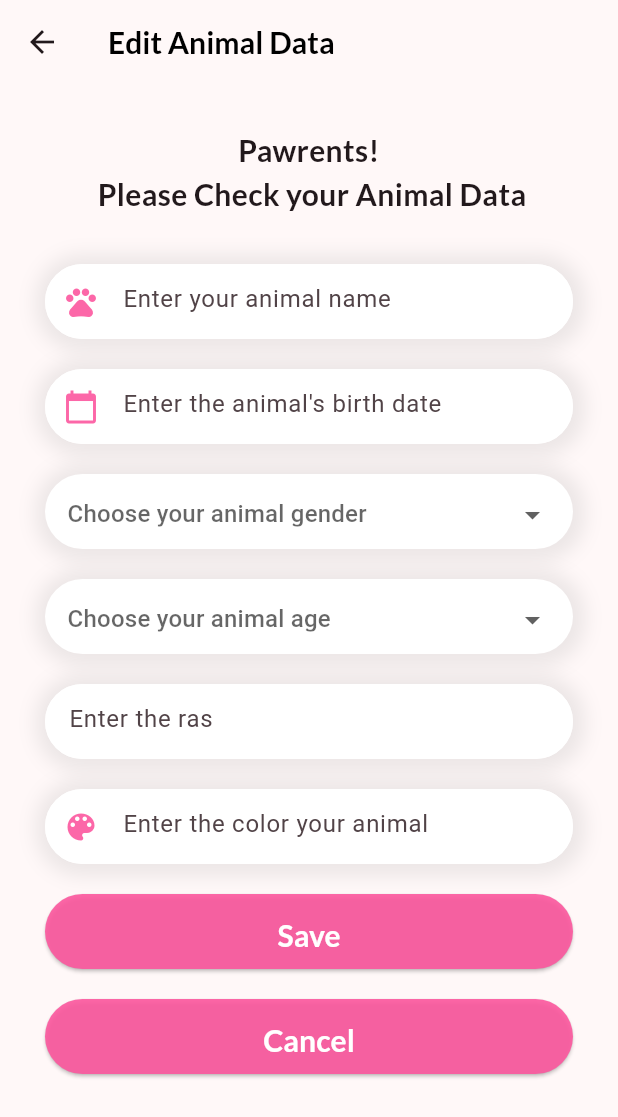
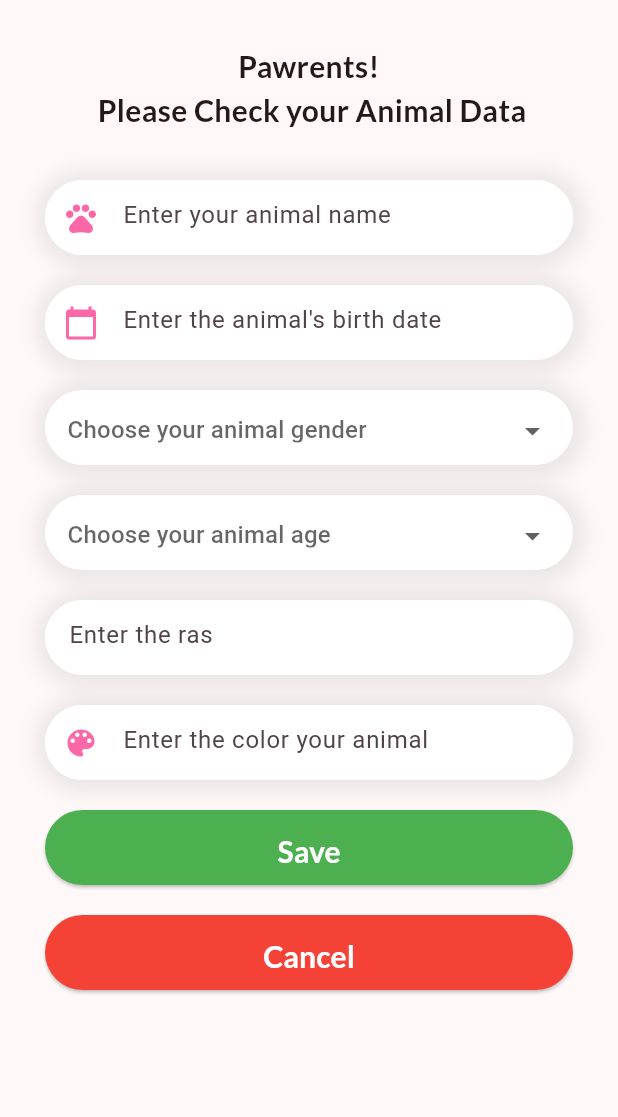
Before and after one commit to Tiarasekarsini/067_AloAnimal, a Flutter app: the EditAnimal screen opened directly, on a phone screen of 412 x 824 dp. Shown: the top 1117 px of the screen. Run offline on Flutter 3.47's test engine with Material 2 defaults, Android fonts, the phone set to English and light mode, and no system bars; our stand-ins replace awesome_dialog, cloud_firestore, firebase_auth, firebase_core, fluttertoast, google_fonts and 1 more; accounts and stored records are empty.

Commit message:
edit elevated button color and Navigation in edit and add animal data

```diff
--- a/lib/view/animaldata/edit_animal.dart
+++ b/lib/view/animaldata/edit_animal.dart
@@ -66,18 +66,6 @@ class _EditAnimalState extends State<EditAnimal> {
   @override
   Widget build(BuildContext context) {
     return Scaffold(
-        appBar: AppBar(
-          title: const Text('Edit Animal Data'),
-          titleTextStyle: GoogleFonts.lato(
-              fontSize: 20, fontWeight: FontWeight.bold, color: Colors.black),
-          leading: IconButton(
-            icon: Icon(Icons.arrow_back),
-            onPressed: () {
-              Navigator.pushReplacement(
-                  context, MaterialPageRoute(builder: (context) => HomePage()));
-            },
-          ),
-        ),
         body: SingleChildScrollView(
             padding: const EdgeInsets.all(20),
             child: Form(
@@ -338,7 +326,7 @@ class _EditAnimalState extends State<EditAnimal> {
                         const EdgeInsets.only(top: 520, left: 10, right: 10),
                     child: ElevatedButton(
                       style: ElevatedButton.styleFrom(
-                        backgroundColor: Color.fromARGB(230, 252, 87, 158),
+                        backgroundColor: Colors.green,
                         minimumSize: Size(double.infinity, 50),
                         shape: RoundedRectangleBorder(
                             borderRadius: BorderRadius.circular(40)),
@@ -390,7 +378,7 @@ class _EditAnimalState extends State<EditAnimal> {
                           const EdgeInsets.only(top: 590, left: 10, right: 10),
                       child: ElevatedButton(
                         style: ElevatedButton.styleFrom(
-                          backgroundColor: Color.fromARGB(230, 252, 87, 158),
+                          backgroundColor: Colors.red,
                           minimumSize: Size(double.infinity, 50),
                           shape: RoundedRectangleBorder(
                               borderRadius: BorderRadius.circular(40)),
```
Also changed, not shown: lib/view/animaldata/add_animal.dart (+2 -14 lines), lib/view/animaldata/animaldata.dart (+7 -0 lines).
